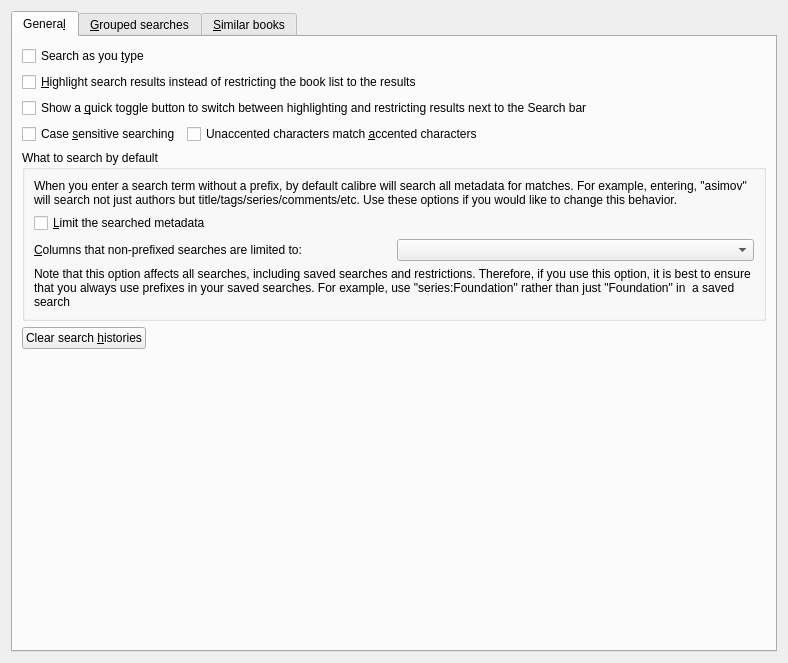
Qt form src/calibre/gui2/preferences/search.ui (debian-calibre/calibre) before a commit.
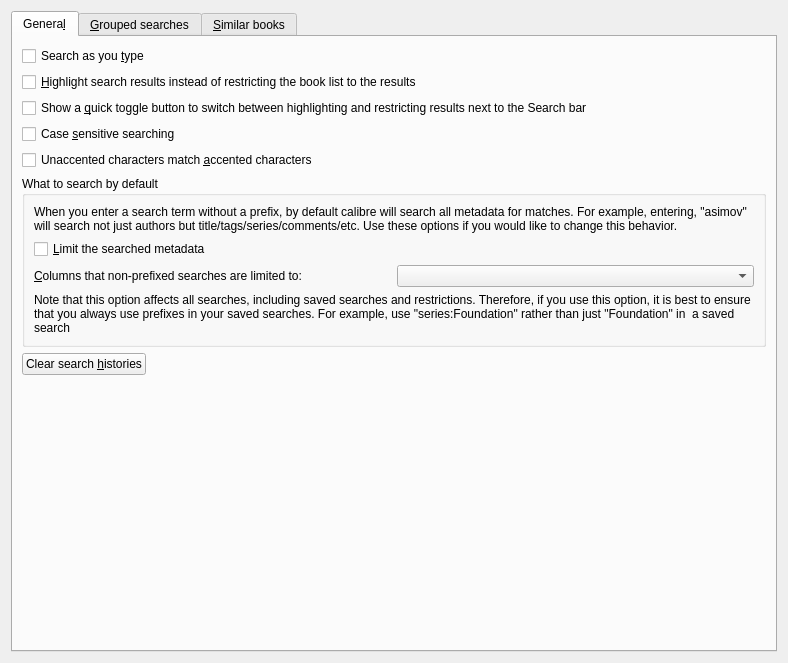
The same form after that commit. Icons and pictures are not drawn. Custom widgets are drawn as their Qt base class.

```diff
--- a/src/calibre/gui2/preferences/search.ui
+++ b/src/calibre/gui2/preferences/search.ui
@@ -24,14 +24,7 @@
        <string>Genera&amp;l</string>
       </attribute>
       <layout class="QGridLayout" name="gridLayout_6">
-       <item row="3" column="1">
-        <widget class="QCheckBox" name="opt_use_primary_find_in_search">
-         <property name="text">
-          <string>Unaccented characters match &amp;accented characters</string>
-         </property>
-        </widget>
-       </item>
-       <item row="5" column="0">
+       <item row="6" column="0">
         <widget class="QPushButton" name="clear_history_button">
          <property name="sizePolicy">
           <sizepolicy hsizetype="Maximum" vsizetype="Fixed">
@@ -47,7 +40,7 @@
          </property>
         </widget>
        </item>
-       <item row="4" column="0" colspan="2">
+       <item row="5" column="0" colspan="2">
         <widget class="QGroupBox" name="groupBox">
          <property name="title">
           <string>What to search by default</string>
@@ -127,7 +120,7 @@
          </property>
         </widget>
        </item>
-       <item row="6" column="0">
+       <item row="7" column="0">
         <spacer name="verticalSpacer_2">
          <property name="orientation">
           <enum>Qt::Vertical</enum>
@@ -140,6 +133,13 @@
          </property>
         </spacer>
        </item>
+       <item row="4" column="0">
+        <widget class="QCheckBox" name="opt_use_primary_find_in_search">
+         <property name="text">
+          <string>Unaccented characters match &amp;accented characters</string>
+         </property>
+        </widget>
+       </item>
       </layout>
      </widget>
      <widget class="QWidget" name="tab_2">
```
